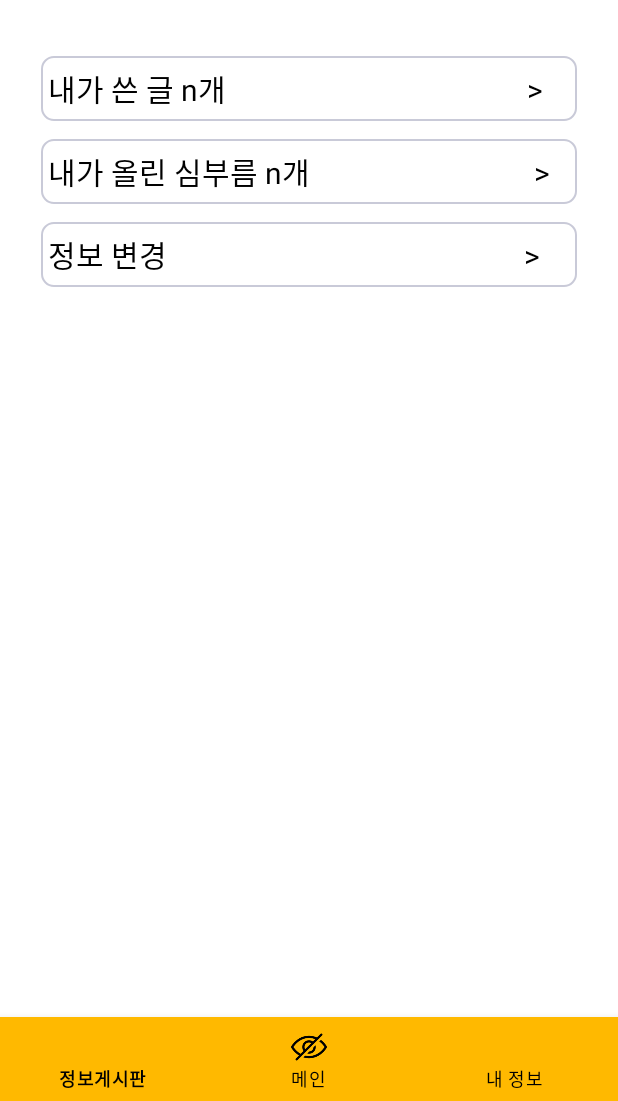
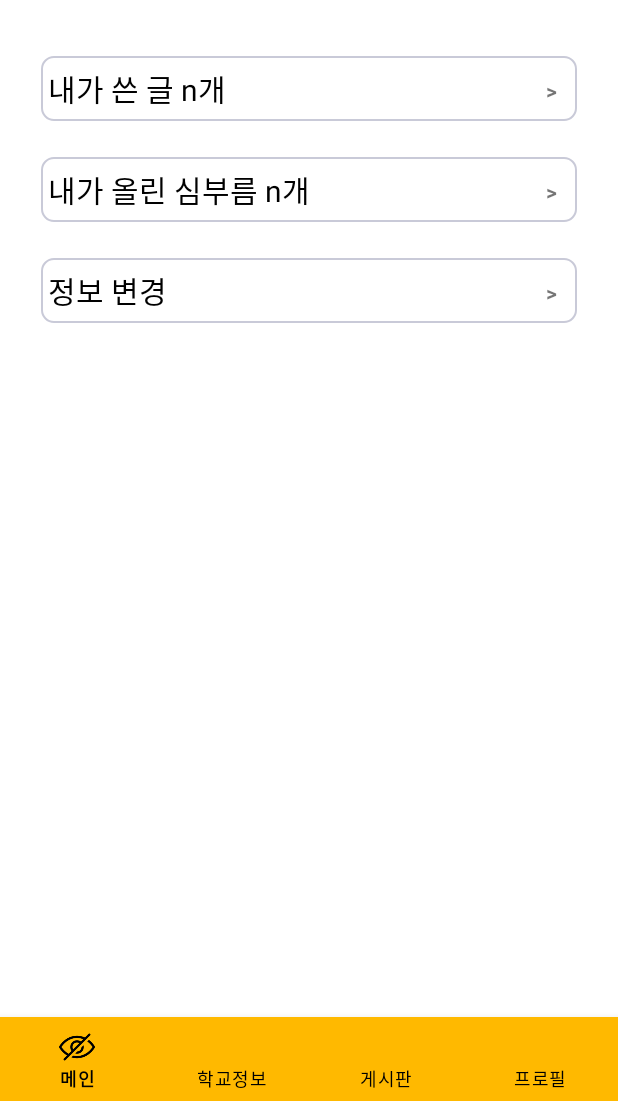
Before and after one commit to Hackaton-2022-Strike/Strike_Android, an Android app: the fragment MyDataFragment placed in its activity, on a phone screen of 412 x 824 dp, the part 135-1236 px from its top. Run offline under Robolectric (Android 15) with nearby library versions, the phone set to English and light mode, and no system bars.

Commit message:
menu 수정

```diff
--- a/app/src/main/java/kr/hs/hackton_2022/MainActivity.kt
+++ b/app/src/main/java/kr/hs/hackton_2022/MainActivity.kt
@@ -4,6 +4,7 @@ import androidx.appcompat.app.AppCompatActivity
 import android.os.Bundle
 import android.view.MenuItem
 import android.view.View
+import android.widget.Toast
 import com.google.android.material.bottomnavigation.BottomNavigationView
 import kr.hs.hackton_2022.databinding.ActivityMainBinding
 import kr.hs.hackton_2022.main.DataFragment
@@ -39,6 +40,9 @@ class MainActivity : AppCompatActivity(), BottomNavigationView.OnNavigationItemS
                 supportFragmentManager.beginTransaction().replace(R.id.container, my_data_fragment)
                     .commit()
             }
+            R.id.post -> {
+                Toast.makeText(this, "null", Toast.LENGTH_SHORT).show()
+            }
         }
         return true
     }
--- a/app/src/main/res/layout/fragment_my_data.xml
+++ b/app/src/main/res/layout/fragment_my_data.xml
@@ -52,6 +52,14 @@
             </LinearLayout>
         </LinearLayout>
 
+        <RelativeLayout
+            android:id="@+id/write_layout"
+            android:layout_width="match_parent"
+            android:layout_height="wrap_content"
+            android:orientation="horizontal"
+            app:layout_constraintStart_toStartOf="parent"
+            app:layout_constraintEnd_toEndOf="parent"
+            app:layout_constraintTop_toBottomOf="@id/linear">
             <TextView
                 android:id="@+id/tv_my_write"
                 android:layout_width="match_parent"
@@ -59,13 +67,27 @@
                 android:layout_margin="12dp"
                 android:background="@drawable/textview_round"
                 android:gravity="center_vertical"
-            android:text="내가 쓴 글 n개                                           >"
+                android:text="내가 쓴 글 n개"
                 android:textColor="@color/black"
-            android:textSize="20sp"
-            app:layout_constraintEnd_toEndOf="@id/linear"
-            app:layout_constraintStart_toStartOf="@id/linear"
-            app:layout_constraintTop_toBottomOf="@id/linear" />
+                android:textSize="20sp" />
+            <TextView
+                android:layout_width="wrap_content"
+                android:layout_height="wrap_content"
+                android:layout_alignParentEnd="true"
+                android:textStyle="bold"
+                android:layout_marginTop="25dp"
+                android:layout_marginEnd="25dp"
+                android:text=">"/>
+        </RelativeLayout>
 
+        <RelativeLayout
+            android:id="@+id/errand_layout"
+            android:layout_width="match_parent"
+            android:layout_height="wrap_content"
+            android:orientation="horizontal"
+            app:layout_constraintStart_toStartOf="parent"
+            app:layout_constraintEnd_toEndOf="parent"
+            app:layout_constraintTop_toBottomOf="@id/write_layout">
             <TextView
                 android:id="@+id/tv_my_errand"
                 android:layout_width="match_parent"
@@ -74,14 +96,27 @@
                 android:layout_marginTop="32dp"
                 android:background="@drawable/textview_round"
                 android:gravity="center_vertical"
-            android:text="내가 올린 심부름 n개                                >"
+                android:text="내가 올린 심부름 n개"
                 android:textColor="@color/black"
-            android:textSize="20sp"
-            app:layout_constraintEnd_toEndOf="@id/tv_my_write"
-            app:layout_constraintHorizontal_bias="1.0"
-            app:layout_constraintStart_toStartOf="@id/tv_my_write"
-            app:layout_constraintTop_toBottomOf="@id/tv_my_write" />
+                android:textSize="20sp" />
+            <TextView
+                android:layout_width="wrap_content"
+                android:layout_height="wrap_content"
+                android:layout_alignParentEnd="true"
+                android:textStyle="bold"
+                android:layout_marginTop="25dp"
+                android:layout_marginEnd="25dp"
+                android:text=">"/>
+        </RelativeLayout>
 
+        <RelativeLayout
+            android:id="@+id/data_layout"
+            android:layout_width="match_parent"
+            android:layout_height="wrap_content"
+            android:orientation="horizontal"
+            app:layout_constraintStart_toStartOf="parent"
+            app:layout_constraintEnd_toEndOf="parent"
+            app:layout_constraintTop_toBottomOf="@id/errand_layout">
             <TextView
                 android:id="@+id/tv_my_data"
                 android:layout_width="match_parent"
@@ -89,12 +124,21 @@
                 android:layout_margin="12dp"
                 android:background="@drawable/textview_round"
                 android:gravity="center_vertical"
-            android:text="정보 변경                                                   >"
+                android:text="정보 변경"
                 android:textColor="@color/black"
-            android:textSize="20sp"
-            app:layout_constraintEnd_toEndOf="@id/tv_my_errand"
-            app:layout_constraintStart_toStartOf="@id/tv_my_errand"
-            app:layout_constraintTop_toBottomOf="@id/tv_my_errand" />
+                android:textSize="20sp" />
+            <TextView
+                android:layout_width="wrap_content"
+                android:layout_height="wrap_content"
+                android:layout_alignParentEnd="true"
+                android:textStyle="bold"
+                android:layout_marginTop="25dp"
+                android:layout_marginEnd="25dp"
+                android:text=">"/>
+        </RelativeLayout>
+
+
+
     </androidx.constraintlayout.widget.ConstraintLayout>
 
 </FrameLayout>
--- a/app/src/main/res/menu/bottom_menu.xml
+++ b/app/src/main/res/menu/bottom_menu.xml
@@ -1,20 +1,28 @@
 <?xml version="1.0" encoding="utf-8"?>
 <menu xmlns:android="http://schemas.android.com/apk/res/android"
     xmlns:app="http://schemas.android.com/apk/res-auto">
-    <item
-        android:id="@+id/data"
-        app:showAsAction="always"
-        android:enabled="true"
-        android:title="정보게시판" />
     <item
         android:id="@+id/main"
         app:showAsAction="always"
         android:enabled="true"
         android:icon="@drawable/hidden"
         android:title="메인"/>
+
+    <item
+        android:id="@+id/data"
+        app:showAsAction="always"
+        android:enabled="true"
+        android:title="학교정보" />
+
+    <item
+        android:id="@+id/post"
+        app:showAsAction="always"
+        android:enabled="true"
+        android:title="게시판" />
+
     <item
         android:id="@+id/my_data"
         app:showAsAction="always"
         android:enabled="true"
-        android:title="내 정보"/>
+        android:title="프로필"/>
 </menu>
```
Lines whose indentation alone changed are shown as unchanged.
